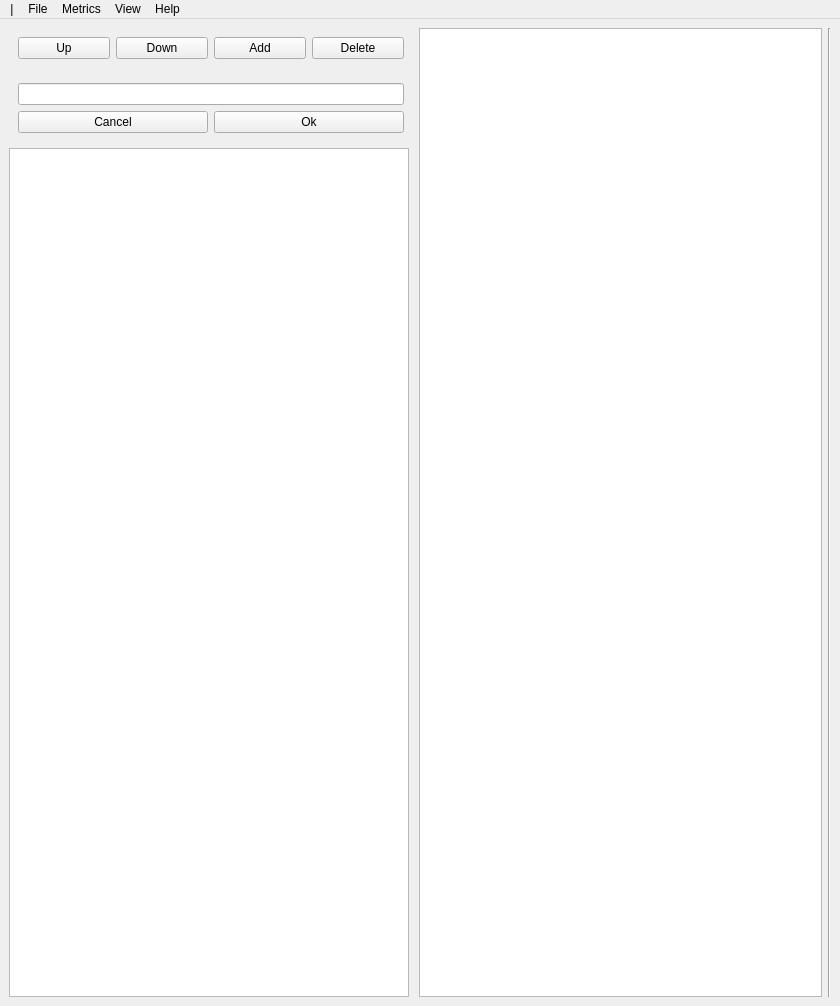
Before: the Qt Designer form app/mainwindow.ui in ntnmrndn/termproject, drawn with Qt 5.
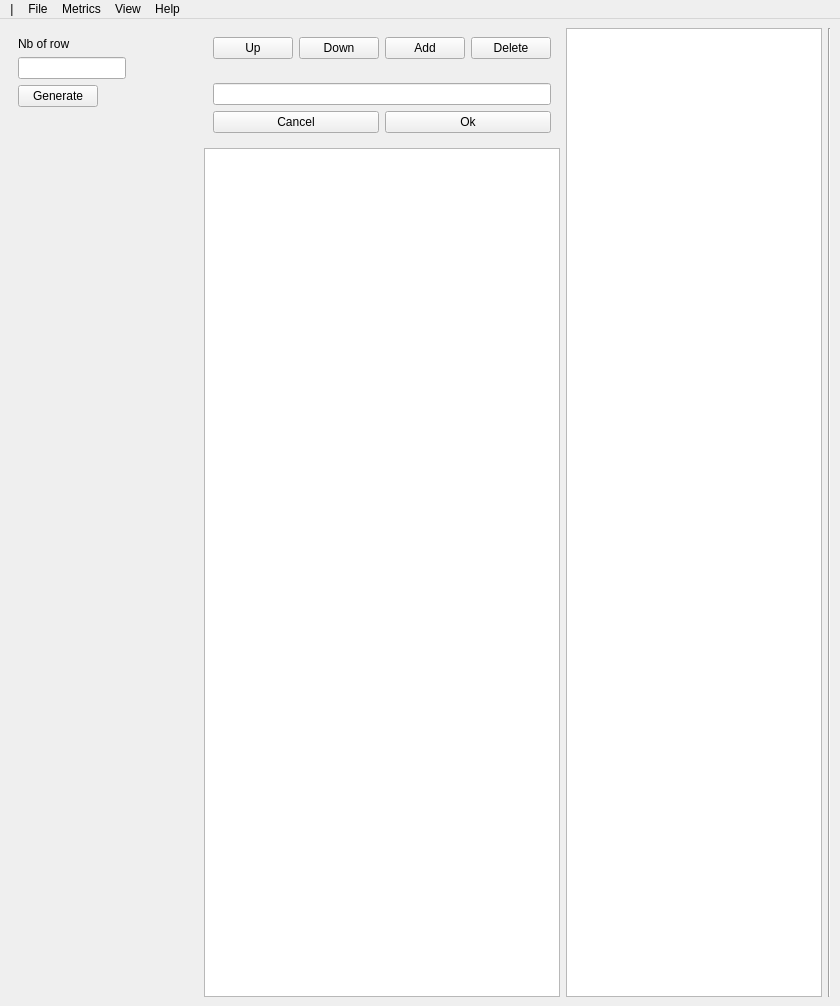
After: the same form once the commit is applied.

What changed in the file:
```diff
--- a/app/mainwindow.ui
+++ b/app/mainwindow.ui
@@ -23,6 +23,33 @@
    <layout class="QHBoxLayout" name="horizontalLayout">
     <item>
      <layout class="QHBoxLayout" name="horizontalLayout_2">
+      <item>
+       <widget class="QWidget" name="formWidget" native="true">
+        <layout class="QFormLayout" name="formLayout">
+         <item row="3" column="0">
+          <widget class="QLineEdit" name="nbRow">
+           <property name="inputMethodHints">
+            <set>Qt::ImhDigitsOnly</set>
+           </property>
+          </widget>
+         </item>
+         <item row="4" column="0">
+          <widget class="QPushButton" name="okNB">
+           <property name="text">
+            <string>Generate</string>
+           </property>
+          </widget>
+         </item>
+         <item row="2" column="0">
+          <widget class="QLabel" name="label">
+           <property name="text">
+            <string>Nb of row</string>
+           </property>
+          </widget>
+         </item>
+        </layout>
+       </widget>
+      </item>
       <item>
        <layout class="QVBoxLayout" name="verticalLayout">
         <item>
```
Left out of the diff: 144 changed lines with no effect on the pictures.
